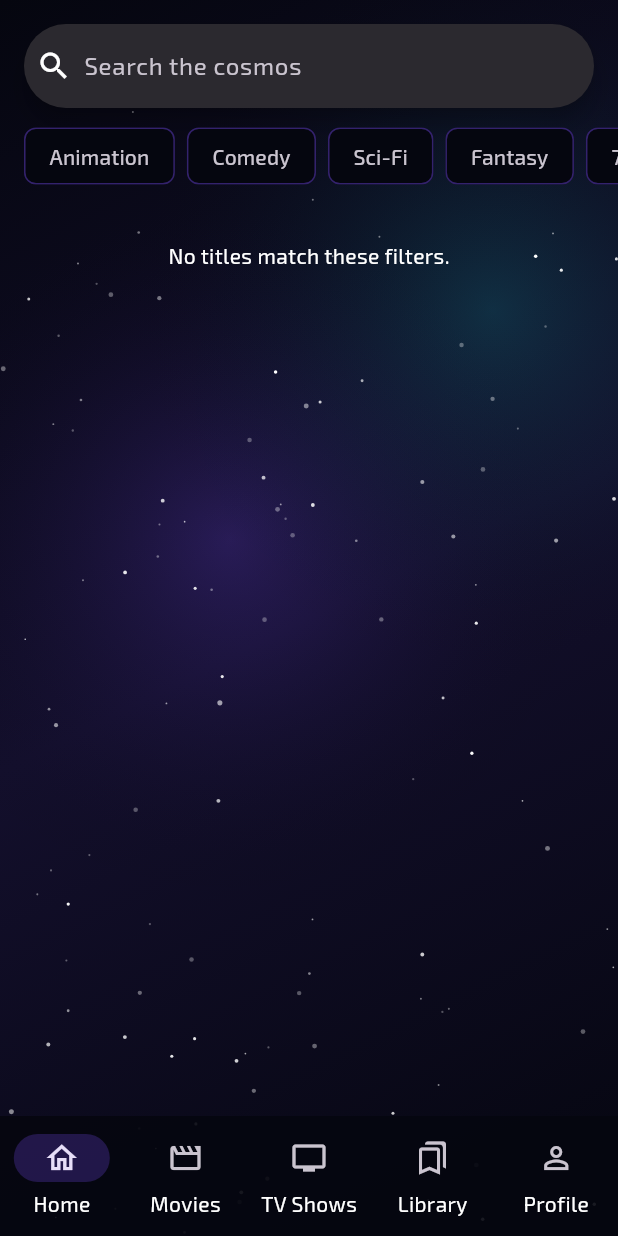
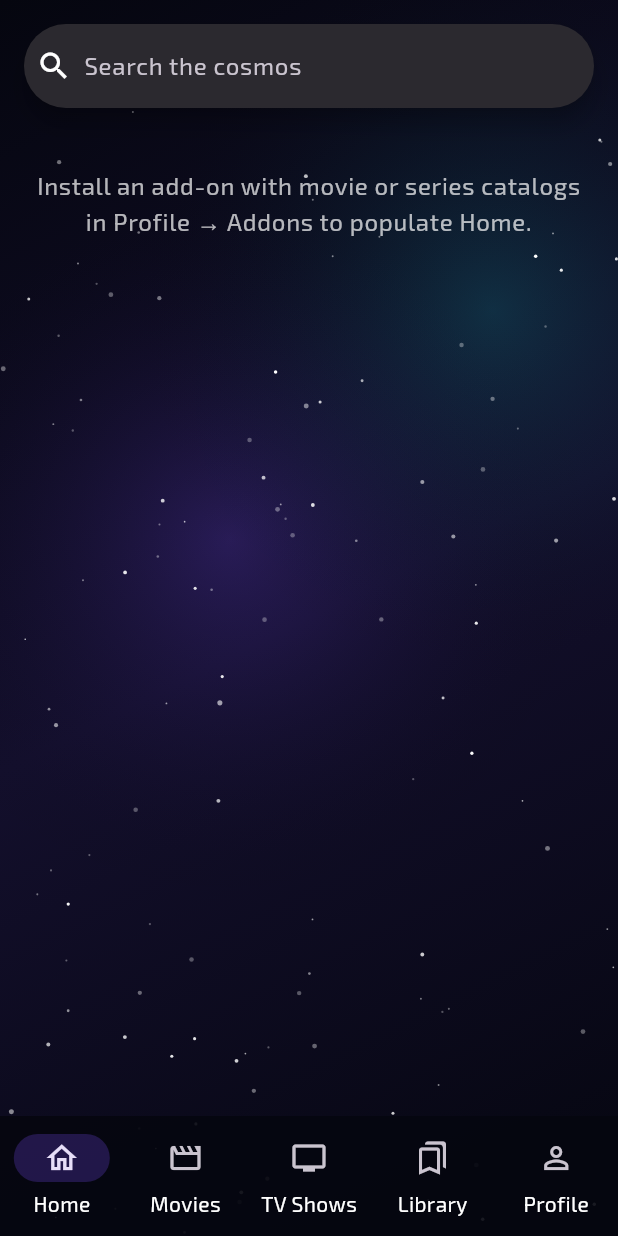
Before and after one commit to jedixscum/Nebula-beta, a Flutter app: the screen it shows after launch, on a phone screen of 412 x 824 dp. Run offline on Flutter 3.47's test engine with Material 3 defaults, Android fonts, the phone set to English and light mode, and no system bars; our stand-ins replace cached_network_image, dio, file_picker, flutter_riverpod, go_router, google_fonts and 4 more; missing offline and left inert: media_kit, media_kit_video; accounts and stored records are empty; generated files the repository leaves out were written again.

Commit message:
Populate Home from installed add-ons and remove demo titles

```diff
--- a/lib/presentation/shell.dart
+++ b/lib/presentation/shell.dart
@@ -9,8 +9,6 @@ import '../data/catalog.dart';
 import '../data/history_store.dart';
 import '../data/home_layout.dart';
 import '../data/providers.dart';
-import '../data/recommender.dart';
-import '../data/sample_data.dart';
 import '../data/theme_settings.dart';
 import '../data/sync_service.dart';
 import '../domain/addon.dart';
@@ -90,7 +88,6 @@ class HomePage extends ConsumerStatefulWidget {
 
 class _HomePageState extends ConsumerState<HomePage> {
   final _ctrl = TextEditingController();
-  static const _genres = ['Animation', 'Comedy', 'Sci-Fi', 'Fantasy'];
 
   @override
   void dispose() { _ctrl.dispose(); super.dispose(); }
@@ -98,103 +95,81 @@ class _HomePageState extends ConsumerState<HomePage> {
   @override
   Widget build(BuildContext context) {
     final t = AppLocalizations.of(context)!;
-    final q0 = ref.watch(queryProvider);
+    final query = ref.watch(queryProvider).trim();
     final results = ref.watch(searchResultsProvider);
-    final lib = ref.watch(libraryProvider);
-    final libItems = ref.watch(libraryItemsProvider);
-    final rows = q0.isEmpty ? ref.watch(addonRowsProvider).valueOrNull ?? const <AddonRow>[] : const <AddonRow>[];
+    final addonRows = ref.watch(addonRowsProvider);
+    final addons = ref.watch(addonsProvider);
+    final library = ref.watch(libraryItemsProvider);
+    final favorites = ref.watch(favoritesItemsProvider);
     final layout = ref.watch(homeLayoutProvider);
     final collections = ref.watch(catalogProvider);
-    final q = q0;
-    final genre = ref.watch(genreFilterProvider);
-    final minRating = ref.watch(minRatingProvider);
-    final fromYear = ref.watch(fromYearProvider);
-    final suggestions = q.isEmpty
-        ? <MediaItem>[]
-        : sampleItems.where((m) => m.type != MediaType.live && m.title.toLowerCase().contains(q.toLowerCase())).take(4).toList();
+    final history = HistoryStore().all();
+    final continueWatching = history
+        .where((e) => e.durMs > 0 && e.posMs < e.durMs * 0.92)
+        .map((e) => resolveItem(e.id))
+        .whereType<MediaItem>()
+        .toList();
+
+    Widget empty(String message) => Padding(
+      padding: const EdgeInsets.fromLTRB(20, 28, 20, 36),
+      child: Center(child: Text(message, textAlign: TextAlign.center,
+        style: Theme.of(context).textTheme.bodyLarge?.copyWith(color: Colors.white70))),
+    );
+
+    List<Widget> personalSections() {
+      final out = <Widget>[];
+      for (final section in layout.where((s) => s.visible)) {
+        final items = switch (section.key) {
+          'library' => library,
+          'continue' => continueWatching,
+          'favorites' => favorites,
+          _ => const <MediaItem>[],
+        };
+        if (items.isNotEmpty) {
+          out.add(CosmicRow(title: homeSectionTitles[section.key]!, items: items));
+        }
+      }
+      for (final collection in collections) {
+        final items = [for (final id in collection.itemIds) if (resolveItem(id) != null) resolveItem(id)!];
+        if (items.isNotEmpty) out.add(CosmicRow(title: collection.name, items: items));
+      }
+      return out;
+    }
 
     return ListView(children: [
       Padding(
-        padding: const EdgeInsets.fromLTRB(16, 16, 16, 8),
+        padding: const EdgeInsets.fromLTRB(16, 16, 16, 12),
         child: SearchBar(
           controller: _ctrl,
           hintText: t.search,
           leading: const Icon(Icons.search),
-          onChanged: (v) => ref.read(queryProvider.notifier).state = v,
+          onChanged: (value) => ref.read(queryProvider.notifier).state = value,
         ),
       ),
-      if (suggestions.isNotEmpty && !suggestions.any((s) => s.title.toLowerCase() == q.toLowerCase()))
-        SizedBox(
-          height: 44,
-          child: ListView(scrollDirection: Axis.horizontal, padding: const EdgeInsets.symmetric(horizontal: 16), children: [
-            for (final s in suggestions)
-              Padding(
-                padding: const EdgeInsets.only(right: 8),
-                child: ActionChip(
-                  label: Text(s.title),
-                  onPressed: () {
-                    _ctrl.text = s.title;
-                    ref.read(queryProvider.notifier).state = s.title;
-                  },
-                ),
-              ),
-          ]),
+      if (query.isNotEmpty)
+        results.when(
+          loading: () => const Padding(padding: EdgeInsets.all(32), child: Center(child: CircularProgressIndicator())),
+          error: (error, _) => empty('Search failed: $error'),
+          data: (items) => items.isEmpty
+              ? empty('No results from your installed add-ons. Make sure an add-on supports catalog search.')
+              : Column(children: [CosmicRow(title: 'Search results', items: items)]),
+        )
+      else ...[
+        ...personalSections(),
+        addonRows.when(
+          loading: () => addons.any((a) => a.remote && a.resources.containsKey('catalog'))
+              ? const Padding(padding: EdgeInsets.all(28), child: Center(child: CircularProgressIndicator()))
+              : empty('Your Home is ready for add-ons. Open Profile → Addons and install an add-on with movie or series catalogs.'),
+          error: (error, _) => empty('Could not load add-on catalogs: $error'),
+          data: (rows) => rows.isEmpty
+              ? empty(addons.any((a) => a.remote && a.resources.containsKey('catalog'))
+                  ? 'Your installed add-ons did not return any catalog titles.'
+                  : 'Install an add-on with movie or series catalogs in Profile → Addons to populate Home.')
+              : Column(children: [
+                  for (final row in rows) CosmicRow(title: row.title, items: row.items),
+                ]),
         ),
-      SizedBox(
-        height: 48,
-        child: ListView(scrollDirection: Axis.horizontal, padding: const EdgeInsets.symmetric(horizontal: 16), children: [
-          for (final g in _genres)
-            Padding(
-              padding: const EdgeInsets.only(right: 8),
-              child: FilterChip(
-                label: Text(g),
-                selected: genre == g,
-                onSelected: (s) => ref.read(genreFilterProvider.notifier).state = s ? g : null,
-              ),
-            ),
-          Padding(
-            padding: const EdgeInsets.only(right: 8),
-            child: FilterChip(
-              label: const Text('7+ rating'),
-              selected: minRating >= 7,
-              onSelected: (s) => ref.read(minRatingProvider.notifier).state = s ? 7 : 0,
-            ),
-          ),
-          FilterChip(
-            label: const Text('Since 2010'),
-            selected: fromYear >= 2010,
-            onSelected: (s) => ref.read(fromYearProvider.notifier).state = s ? 2010 : 0,
-          ),
-        ]),
-      ),
-      results.when(
-        loading: () => const Padding(padding: EdgeInsets.all(32), child: Center(child: CircularProgressIndicator())),
-        error: (e, _) => Padding(padding: const EdgeInsets.all(16), child: Text('Search failed: $e')),
-        data: (items) {
-          if (items.isEmpty) {
-            return const Padding(padding: EdgeInsets.all(32), child: Center(child: Text('No titles match these filters.')));
-          }
-          List<MediaItem> rowFor(String key) {
-            switch (key) {
-              case 'rec': return recommend(lib, items).take(8).toList();
-              case 'popular': return items.reversed.toList();
-              case 'new': return ([...items]..sort((a, b) => b.year.compareTo(a.year)));
-              case 'top': return ([...items]..sort((a, b) => b.rating.compareTo(a.rating)));
-              case 'library': return libItems;
-              case 'continue': return HistoryStore().all().where((e) => e.durMs > 0 && e.posMs < e.durMs * 0.92).map((e) => resolveItem(e.id)).whereType<MediaItem>().toList();
-              case 'favorites': return ref.watch(favoritesItemsProvider);
-              default: return items;
-            }
-          }
-          return Column(children: [
-            for (final s in layout)
-              if (s.visible) CosmicRow(title: homeSectionTitles[s.key]!, items: rowFor(s.key)),
-            for (final r in rows) CosmicRow(title: r.title, items: r.items),
-            for (final c in collections)
-              CosmicRow(title: c.name, items: [for (final id in c.itemIds) if (resolveItem(id) != null) resolveItem(id)!]),
-          ]);
-        },
-      ),
+      ],
     ]);
   }
 }
@@ -277,7 +252,7 @@ class _CatalogGridState extends ConsumerState<CatalogGrid> {
 
   @override
   Widget build(BuildContext context) {
-    if (_src == null) return _PosterGrid(items: sampleItems.where((m) => m.type == widget.type).toList());
+    if (_src == null) return const Center(child: Padding(padding: EdgeInsets.all(24), child: Text('No catalog available. Install an add-on that provides movie or series catalogs.')));
     final extra = _loading ? 6 : 0;
     return GridView.builder(
       controller: _sc,
```
